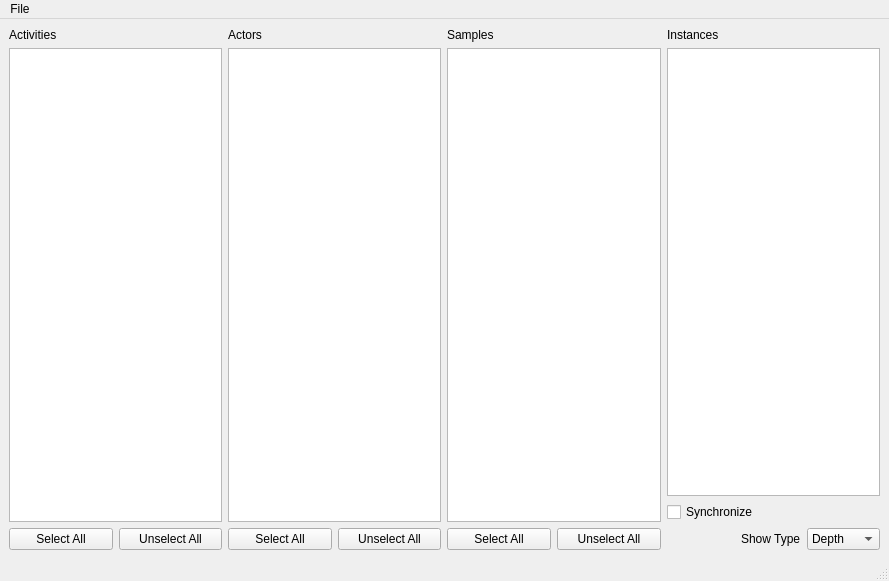
This is KinectProject/DatasetBrowser/DatasetBrowser.ui in d3ce1t/PrivacyProject as Qt 5 draws it before an edit. The edited form follows.
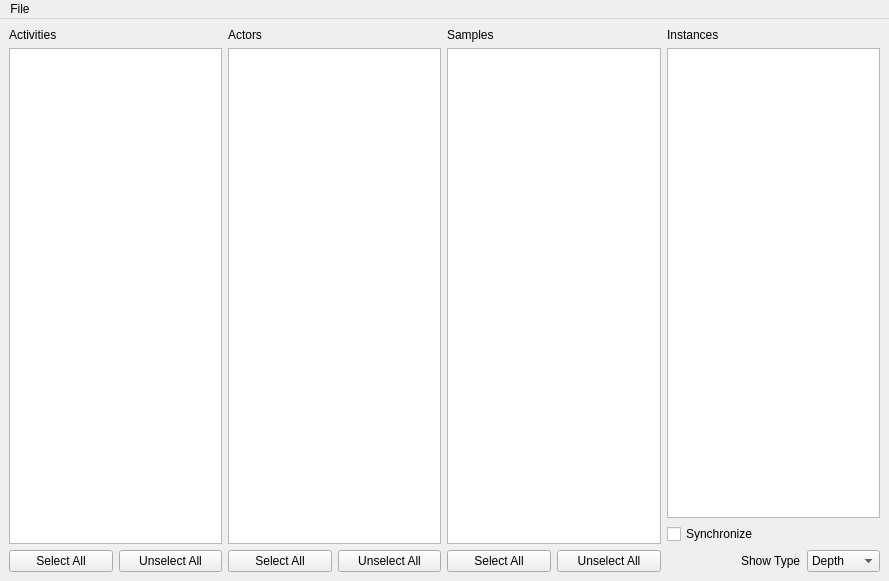
This is the edited form.

Commit message: Remove status bar in Dataset Browser window

```diff
--- a/KinectProject/DatasetBrowser/DatasetBrowser.ui
+++ b/KinectProject/DatasetBrowser/DatasetBrowser.ui
@@ -219,7 +219,6 @@
    </widget>
    <addaction name="menuFile"/>
   </widget>
-  <widget class="QStatusBar" name="statusbar"/>
   <action name="actionSettings">
    <property name="text">
     <string>Settings...</string>
```
Left out of the diff: 2 changed lines with no effect on the pictures.
